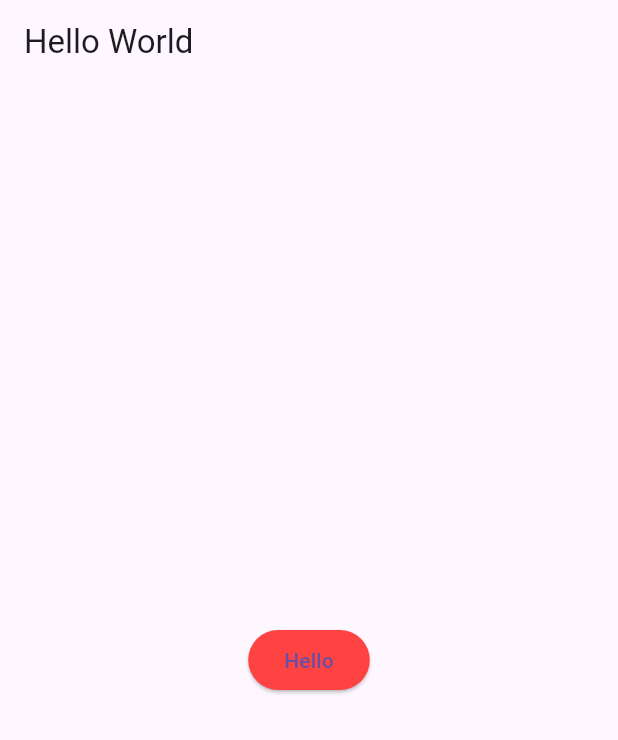
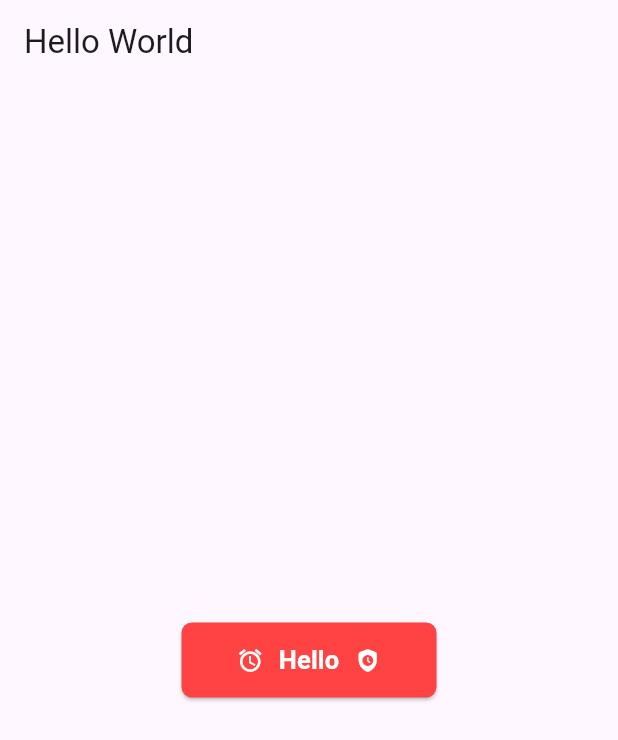
Before and after one commit to da-wit/flutter-2024-CinemaMate, a Flutter app: the screen it shows after launch, after a tap on "Hello", on a phone screen of 412 x 824 dp. Shown: the top 740 px of the screen. Run offline on Flutter 3.47's test engine with Material 3 defaults, Android fonts, the phone set to English and light mode, and no system bars.

Commit message:
Added buttons component

```diff
--- a/cinema_mate/lib/main.dart
+++ b/cinema_mate/lib/main.dart
@@ -1,6 +1,6 @@
 import 'package:flutter/material.dart';
 
-import 'package:cinema_mate/presentation/widgets/components.dart';
+import 'package:cinema_mate/presentation/widgets/buttons.dart';
 
 void main() {
   runApp(
@@ -12,8 +12,10 @@ void main() {
         body: Center(
           child: AppButton(
             title: 'Hello',
-            width: 50,
+            width: 170,
             onPressed: () {},
+            leftIcon: const Icon(Icons.access_alarm_outlined),
+            rightIcon: const Icon(Icons.safety_check_rounded),
           ),
         ),
       ),
--- a/cinema_mate/lib/presentation/widgets/app_color.dart
+++ b/cinema_mate/lib/presentation/widgets/app_color.dart
@@ -1,10 +1,10 @@
 import 'package:flutter/material.dart';
 
 class AppColor {
-  Color primary = Color.fromARGB(255, 255, 67, 67);
+  Color white = Colors.white;
+  Color primary = const Color.fromARGB(255, 255, 67, 67);
   Color bg = Colors.black;
-  Color buttonColor = const Color.fromARGB(1, 255, 253, 253);
-  Color success = const Color.fromARGB(1, 58, 182, 0);
-  Color error = const Color.fromARGB(1, 255, 0, 0);
-  Color genre = const Color.fromARGB(1, 217, 217, 217);
+  Color success = const Color.fromARGB(255, 58, 182, 0);
+  Color error = const Color.fromARGB(255, 255, 0, 0);
+  Color genre = const Color.fromARGB(255, 217, 217, 217);
 }
--- /dev/null
+++ b/cinema_mate/lib/presentation/widgets/buttons.dart
@@ -0,0 +1,68 @@
+import 'package:flutter/material.dart';
+
+import './app_color.dart';
+
+var newColor = AppColor();
+
+class AppButton extends StatelessWidget {
+  AppButton({
+    super.key,
+    required this.title,
+    required this.width,
+    required this.onPressed,
+    this.height = 50,
+    this.leftIcon,
+    this.rightIcon,
+  });
+
+  final String title;
+  final Icon? leftIcon;
+  final Icon? rightIcon;
+  void Function() onPressed;
+  final double height;
+  final double width;
+
+  @override
+  Widget build(BuildContext context) {
+    bool isLeft = false;
+    bool isRight = false;
+
+    if (leftIcon != null) {
+      isLeft = true;
+    }
+
+    if (rightIcon != null) {
+      isRight = true;
+    }
+
+    return SizedBox(
+      width: width,
+      height: height,
+      child: ElevatedButton(
+        onPressed: () {},
+        style: ElevatedButton.styleFrom(
+          backgroundColor: newColor.primary,
+          foregroundColor: newColor.white,
+          shape: const RoundedRectangleBorder(
+            borderRadius: BorderRadius.all(
+              Radius.circular(7),
+            ),
+          ),
+        ),
+        child: Row(
+          mainAxisAlignment: MainAxisAlignment.center,
+          children: [
+            isLeft ? leftIcon! : Container(),
+            const SizedBox(width: 10),
+            Text(
+              title,
+              style: const TextStyle(fontSize: 17, fontWeight: FontWeight.bold),
+            ),
+            const SizedBox(width: 10),
+            isRight ? rightIcon! : Container(),
+          ],
+        ),
+      ),
+    );
+  }
+}
--- a/cinema_mate/lib/presentation/widgets/components.dart
+++ /dev/null
@@ -1,35 +0,0 @@
-import 'package:flutter/material.dart';
-
-import './app_color.dart';
-
-var newColor = AppColor();
-
-class AppButton extends StatelessWidget {
-  AppButton({
-    super.key,
-    required this.title,
-    required this.width,
-    required this.onPressed,
-    this.height = 30,
-    this.leftIcon,
-    this.rightIcon,
-  });
-
-  final String title;
-  final Icon? leftIcon;
-  final Icon? rightIcon;
-  void Function() onPressed;
-  final double height;
-  final double width;
-
-  @override
-  Widget build(BuildContext context) {
-    return ElevatedButton(
-      onPressed: () {},
-      style: ElevatedButton.styleFrom(
-        backgroundColor: newColor.primary,
-      ),
-      child: Text(title),
-    );
-  }
-}
```
